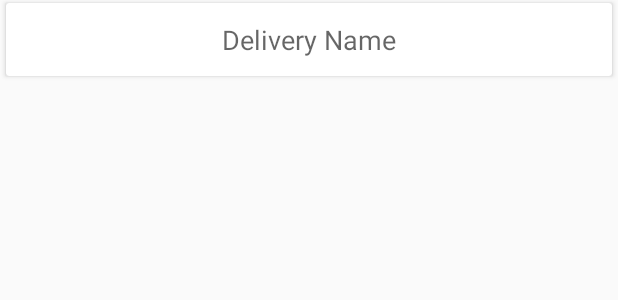
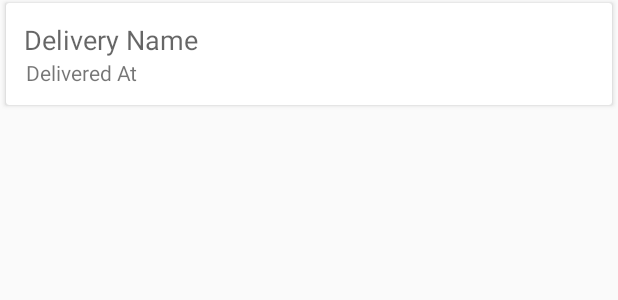
Before and after one commit to anickle060193/delivering, an Android app: the layout delivery_item_layout.xml on its own in the app's theme, with its tools: preview values and no code run, on a phone screen of 412 x 824 dp. Shown: the top 300 px of the screen. Run offline under Robolectric (Android 15) with nearby library versions, the phone set to English and light mode, and no system bars.

Commit message:
Added "created at" field to Delivery.

```diff
--- a/app/src/main/java/com/adamnickle/delivering/MainActivity.java
+++ b/app/src/main/java/com/adamnickle/delivering/MainActivity.java
@@ -108,7 +108,6 @@ public class MainActivity extends AppCompatActivity implements NavigationView.On
         switch( item.getItemId() )
         {
             case R.id.shifts:
-                Delivery.create( "Delivery " + String.valueOf( (int)( Math.random() * 100 ) ) ).saveInBackground();
                 closeDrawer();
                 return true;
 
--- a/app/src/main/res/layout/delivery_item_layout.xml
+++ b/app/src/main/res/layout/delivery_item_layout.xml
@@ -5,13 +5,31 @@
     android:layout_height="wrap_content"
     style="@style/CardViewListItem">
 
-    <TextView
-        android:id="@+id/delivery_name"
+    <LinearLayout
         android:layout_width="match_parent"
         android:layout_height="wrap_content"
-        android:layout_margin="12dp"
-        android:textAppearance="?android:textAppearanceMedium"
-        android:gravity="center"
-        android:text="Delivery Name"/>
+        android:orientation="vertical">
+
+        <TextView
+            android:id="@+id/delivery_name"
+            android:layout_width="match_parent"
+            android:layout_height="wrap_content"
+            android:layout_marginLeft="12dp"
+            android:layout_marginStart="12dp"
+            android:layout_marginTop="12dp"
+            android:textAppearance="?android:textAppearanceMedium"
+            android:text="Delivery Name"/>
+
+        <TextView
+            android:id="@+id/delivery_delivered_at"
+            android:layout_width="match_parent"
+            android:layout_height="wrap_content"
+            android:layout_marginLeft="13dp"
+            android:layout_marginStart="13dp"
+            android:layout_marginBottom="12dp"
+            android:textAppearance="?android:textAppearanceSmall"
+            android:text="Delivered At"/>
+
+    </LinearLayout>
 
 </android.support.v7.widget.CardView>
```
Also changed, not shown: app/src/main/java/com/adamnickle/delivering/DeliveriesFragment.java (+43 -4 lines), app/src/main/java/com/adamnickle/delivering/Delivery.java (+15 -0 lines).
